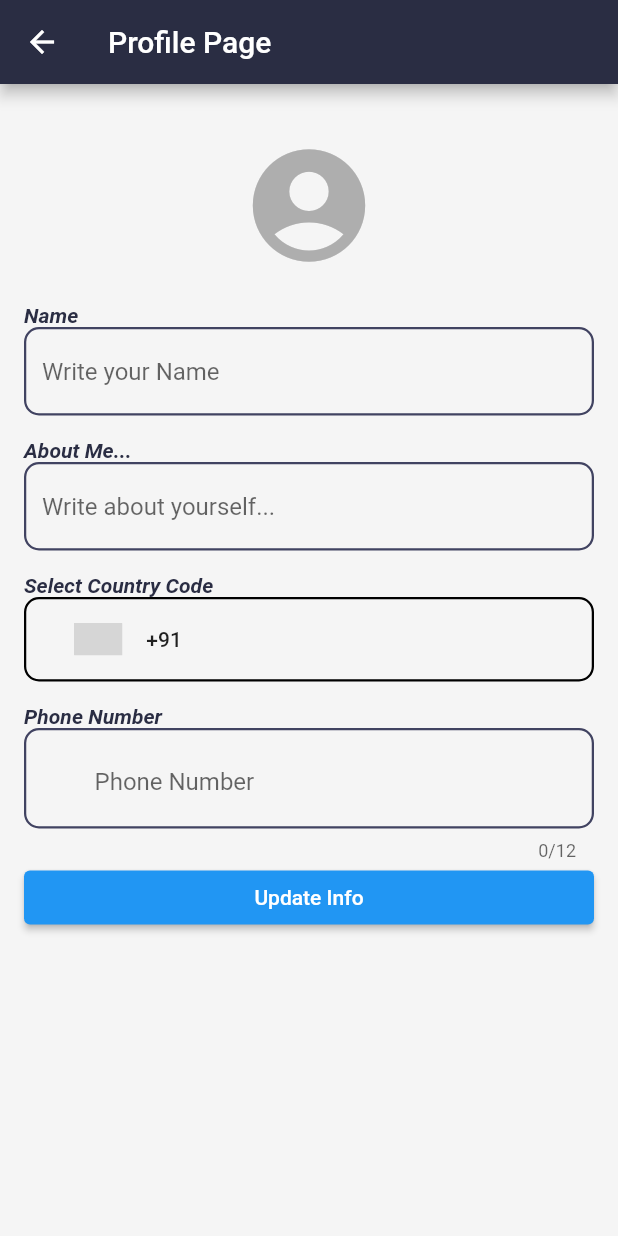
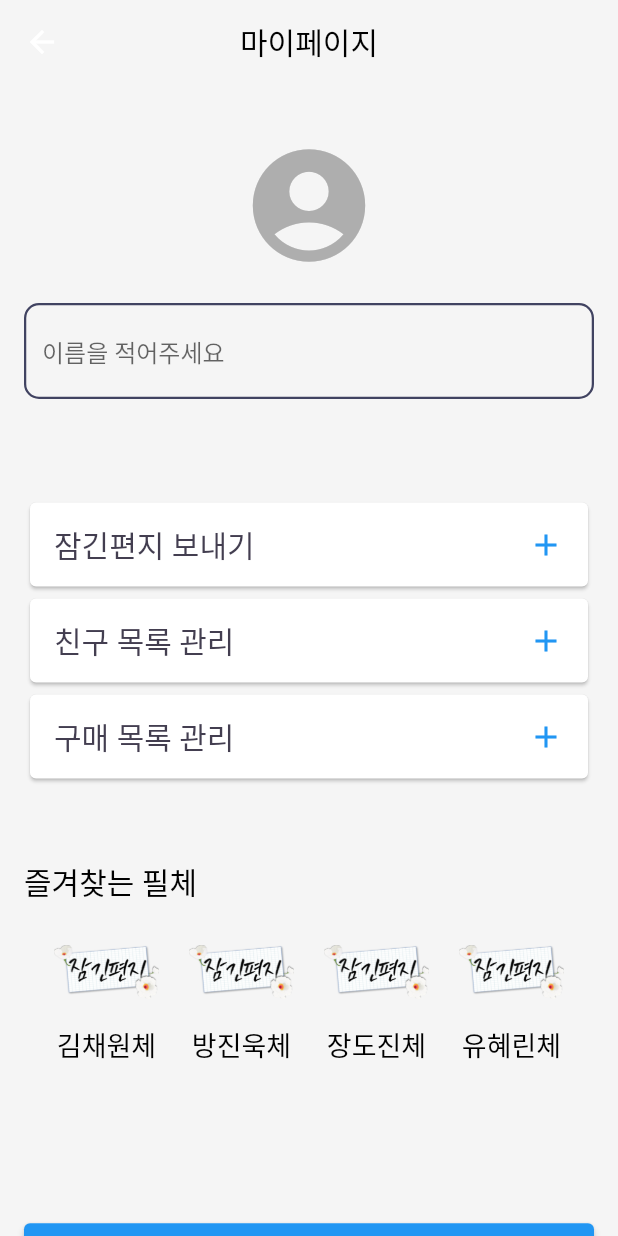
Before and after one commit to wlsdnr143/flutter_application_lockletter, a Flutter app: the ProfilePage screen opened directly, on a phone screen of 412 x 824 dp. Run offline on Flutter 3.47's test engine with Material 2 defaults, Android fonts, the light colour scheme and no system bars; drawn by our look-alikes of country_code_picker; our stand-ins replace carousel_slider, cloud_firestore, equatable, firebase_auth, firebase_core, firebase_storage and 5 more; accounts and stored records are empty; Roboto replaces fonts that are missing (NotoSansCJKKR, S-CoreDream-3); grey boxes are pictures that could not be loaded.

Commit message:
second commit

```diff
--- a/lib/screens/PostBox.dart
+++ b/lib/screens/PostBox.dart
@@ -11,7 +11,7 @@ class PostBox extends StatelessWidget {
             appBar:AppBar(
               backgroundColor:Colors.white,
               title:const Text(
-                  '우체통',
+                  '야채통',
                   style:TextStyle(
                       color:Colors.black,
                       fontWeight:FontWeight.w500,
@@ -23,7 +23,7 @@ class PostBox extends StatelessWidget {
                   tabs:<Widget>[
                     Tab(
                       child:Text(
-                          '받은편지함',
+                          '은편지함',
                           style:TextStyle(
                               color:Colors.black,
                               fontSize:13.0
--- a/lib/screens/SelectLetter.dart
+++ b/lib/screens/SelectLetter.dart
@@ -2,7 +2,7 @@ import 'package:flutter/material.dart';
 // import 'SelectRelease.dart';
 import 'PostBox.dart';
 import 'SelectRelease.dart';
-import 'home_page_sub.dart';
+import 'findFriend_TosendLetter.dart';
 
 class SelectLetter extends StatelessWidget {
   const SelectLetter({ Key? key }) : super(key: key);
@@ -66,7 +66,7 @@ class SelectLetter extends StatelessWidget {
                   onTap: (){
                     Navigator.push(
                         context, MaterialPageRoute(
-                        builder:(_) => HomePage_Sub()
+                        builder:(_) => const FindFriend_TosendLetter()
                     )
                     );
                     print('잠긴 편지 작성하기');
--- a/lib/screens/SelectPerson_test.dart
+++ b/lib/screens/SelectPerson_test.dart
@@ -208,7 +208,11 @@ class _SelectPerson_testState extends State<SelectPerson_test> {
     return Scaffold(
         appBar: AppBar(
             centerTitle: true,
-            title: const Text('잠긴편지'),
+            backgroundColor: Colors.white,
+            title: const Text(
+              '우체통',
+              style: TextStyle(color:Colors.black),
+            ),
             actions: [
               // IconButton( // 로그아웃하는 버튼 누르면 login_page로 돌아감
               //     onPressed: () => googleSignOut(),
--- a/lib/screens/profile_page.dart
+++ b/lib/screens/profile_page.dart
@@ -150,9 +150,13 @@ class _ProfilePageState extends State<ProfilePage> {
     return
         Scaffold(
           appBar: AppBar(
-            title: const Text(
-              AppConstants.profileTitle,
-            ),
+              backgroundColor: Colors.transparent,
+              elevation:0.0,
+              centerTitle: true,
+              title: const Text(
+                '마이페이지',
+                style: TextStyle(color:Colors.black),
+              ),
           ),
           body: Stack(
             children: [
@@ -209,82 +213,186 @@ class _ProfilePageState extends State<ProfilePage> {
                       Column(
                         crossAxisAlignment: CrossAxisAlignment.stretch,
                         children: [
-                          const Text('Name', style: TextStyle(
-                            fontStyle: FontStyle.italic,
-                            fontWeight: FontWeight.bold,
-                            color: AppColors.spaceCadet,
-                          ),),
                           TextField(
                             decoration: kTextInputDecoration.copyWith(
-                                hintText: 'Write your Name'),
+                                hintText: '이름을 적어주세요'),
                             controller: displayNameController,
                             onChanged: (value) {
                               displayName = value;
                             },
                             focusNode: focusNodeNickname,
                           ),
+                          SizedBox(height:50),
                           vertical15,
-                          const Text('About Me...', style: TextStyle(
-                            fontStyle: FontStyle.italic,
-                            fontWeight: FontWeight.bold,
-                            color: AppColors.spaceCadet
-                          ),),
-                          TextField(
-                            decoration: kTextInputDecoration.copyWith(
-                                hintText: 'Write about yourself...'),
-                            onChanged: (value) {
-                              aboutMe = value;
-                            },
-                          ),
-                          vertical15,
-                          const Text('Select Country Code', style: TextStyle(
-                            fontStyle: FontStyle.italic,
-                            fontWeight: FontWeight.bold,
-                            color: AppColors.spaceCadet,
-                          ),),
-                          Container(
-                            width: double.infinity,
-                            alignment: Alignment.centerLeft,
-                            decoration: BoxDecoration(
-                              border: Border.all(color: Colors.black, width: 1.5),
-                              borderRadius: BorderRadius.circular(10),
-                            ),
-                            child: CountryCodePicker(
-                              onChanged: (country) {
-                                setState(() {
-                                  dialCodeDigits = country.dialCode!;
-                                });
-                              },
-                              initialSelection: 'IN',
-                              showCountryOnly: false,
-                              showOnlyCountryWhenClosed: false,
-                              favorite: const ["+1", "US", "+91", "IN"],
-                            ),
-                          ),
-                          vertical15,
-                          const Text('Phone Number', style: TextStyle(
-                            fontStyle: FontStyle.italic,
-                            fontWeight: FontWeight.bold,
-                            color: AppColors.spaceCadet,
-                          ),),
-                          TextField(
-                            decoration: kTextInputDecoration.copyWith(
-                              hintText: 'Phone Number',
-                              prefix: Padding(
-                                padding: const EdgeInsets.all(4),
-                                child: Text(dialCodeDigits,
-                                  style: const TextStyle(color: Colors.grey),),
+                            Card(
+                              child:ListTile(
+                                title: const Text(
+                                    '잠긴편지 보내기',
+                                    style: TextStyle(
+                                        color:Color(0xff433e50),
+                                        fontWeight: FontWeight.w400,
+                                        fontFamily: "NotoSansCJKKR",
+                                        fontStyle:FontStyle.normal,
+                                        fontSize: 20.0
+                                    ),
+                                    textAlign: TextAlign.left
+                                ),
+                                onTap: (){
+                                  print('잠긴편지보내기');
+                                },
+                                trailing: Icon(Icons.add,color:Colors.blue),
                               ),
                             ),
-                            controller: _phoneController,
-                            maxLength: 12,
-                            keyboardType: TextInputType.number,
+                            Card(
+                              child:ListTile(
+                                title: Text(
+                                    '친구 목록 관리',
+                                    style: TextStyle(
+                                        color:Color(0xff433e50),
+                                        fontWeight: FontWeight.w400,
+                                        fontFamily: "NotoSansCJKKR",
+                                        fontStyle:FontStyle.normal,
+                                        fontSize: 20.0
+                                    ),
+                                    textAlign: TextAlign.left
+                                ),
+                                onTap: (){
+                                  print('친구 목록 관리');
+                                },
+                                trailing: Icon(Icons.add,color:Colors.blue),
+                              ),
+                            ),
+                            Card(
+                              child:ListTile(
+                                title: const Text(
+                                    '구매 목록 관리',
+                                    style: TextStyle(
+                                        color:Color(0xff433e50),
+                                        fontWeight: FontWeight.w400,
+                                        fontFamily: "NotoSansCJKKR",
+                                        fontStyle:FontStyle.normal,
+                                        fontSize: 20.0
+                                    ),
+                                    textAlign: TextAlign.left
+                                ),
+                                onTap: (){
+                                  print('구매 목록 관리');
+                                },
+                                trailing: Icon(Icons.add,color:Colors.blue),
+                              ),
+                            ),
+                            SizedBox(height:50),
+                          ],
+                      ),
+                      const Text(
+                        '즐겨찾는 필체',
+                        style: TextStyle(
+                            color:  Color(0xff000000),
+                            fontWeight: FontWeight.w400,
+                            fontFamily: "",
+                            fontStyle:  FontStyle.normal,
+                            fontSize: 20.0
+                        ),
+                        textAlign: TextAlign.left,
+                      ),
+                      const SizedBox(height: 10),
+                      Row(
+                        mainAxisAlignment: MainAxisAlignment.spaceEvenly,
+                        children: <Widget>[
+                          Column(
+                            children: <Widget>[
+                              Container(
+                                  width: 70,
+                                  height:70,
+                                  child:Image(
+                                    image:AssetImage('assets/images/before_login.png'),
+                                  )
+                              ),
+                              const Text(
+                                  "김채원체",
+                                  style: TextStyle(
+                                      color:Color(0xff000000),
+                                      fontWeight: FontWeight.w300,
+                                      fontFamily: "S-CoreDream-3",
+                                      fontStyle:  FontStyle.normal,
+                                      fontSize: 18.0
+                                  ),
+                                  textAlign: TextAlign.left
+                              )
+                            ],
+                          ),
+                          Column(
+                            children: <Widget>[
+                              Container(
+                                  width: 70,
+                                  height:70,
+                                  child:Image(
+                                    image:AssetImage('assets/images/before_login.png'),
+                                  )
+                              ),
+                              const Text(
+                                  "방진욱체",
+                                  style: TextStyle(
+                                      color:Color(0xff000000),
+                                      fontWeight: FontWeight.w300,
+                                      fontFamily: "S-CoreDream-3",
+                                      fontStyle:  FontStyle.normal,
+                                      fontSize: 18.0
+                                  ),
+                                  textAlign: TextAlign.left
+                              )
+                            ],
+                          ),
+                          Column(
+                            children: <Widget>[
+                              Container(
+                                  width: 70,
+                                  height:70,
+                                  child:const Image(
+                                    image:AssetImage('assets/images/before_login.png'),
+                                  )
+                              ),
+                              const Text(
+                                  "장도진체",
+                                  style: TextStyle(
+                                      color:Color(0xff000000),
+                                      fontWeight: FontWeight.w300,
+                                      fontFamily: "S-CoreDream-3",
+                                      fontStyle:  FontStyle.normal,
+                                      fontSize: 18.0
+                                  ),
+                                  textAlign: TextAlign.left
+                              )
+                            ],
+                          ),
+                          Column(
+                            children: <Widget>[
+                              Container(
+                                  width: 70,
+                                  height:70,
+                                  child:const Image(
+                                    image:AssetImage('assets/images/before_login.png'),
+                                  )
+                              ),
+                              const Text(
+                                  "유혜린체",
+                                  style: TextStyle(
+                                      color:Color(0xff000000),
+                                      fontWeight: FontWeight.w300,
+                                      fontFamily: "S-CoreDream-3",
+                                      fontStyle:  FontStyle.normal,
+                                      fontSize: 18.0
+                                  ),
+                                  textAlign: TextAlign.left
+                              )
+                            ],
                           ),
                         ],
                       ),
+                      SizedBox(height: 100),
                       ElevatedButton(onPressed: updateFirestoreData, child:const Padding(
                         padding:  EdgeInsets.all(8.0),
-                        child:  Text('Update Info'),
+                        child:  Text('프로필 업데이트'),
                       )),
 
                     ],
```
Also changed, not shown: lib/screens/MyPage.dart (+18 -18 lines), lib/screens/Setting.dart (+4 -6 lines), lib/screens/chat_page2.dart (+6 -10 lines), lib/screens/findFriend_TosendLetter.dart (renamed from lib/screens/home_page_sub.dart, +25 -24 lines), lib/screens/home_page.dart (+6 -6 lines), lib/screens/splash_page.dart (+5 -4 lines).
